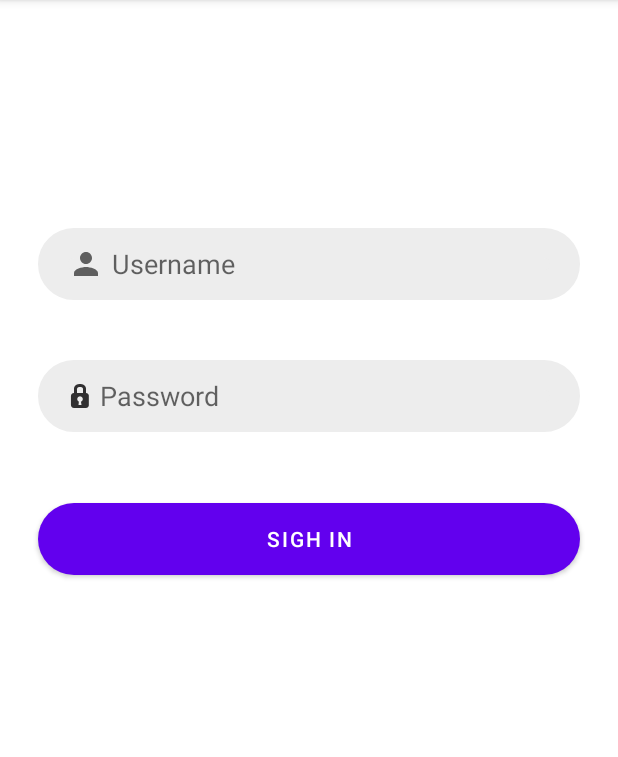
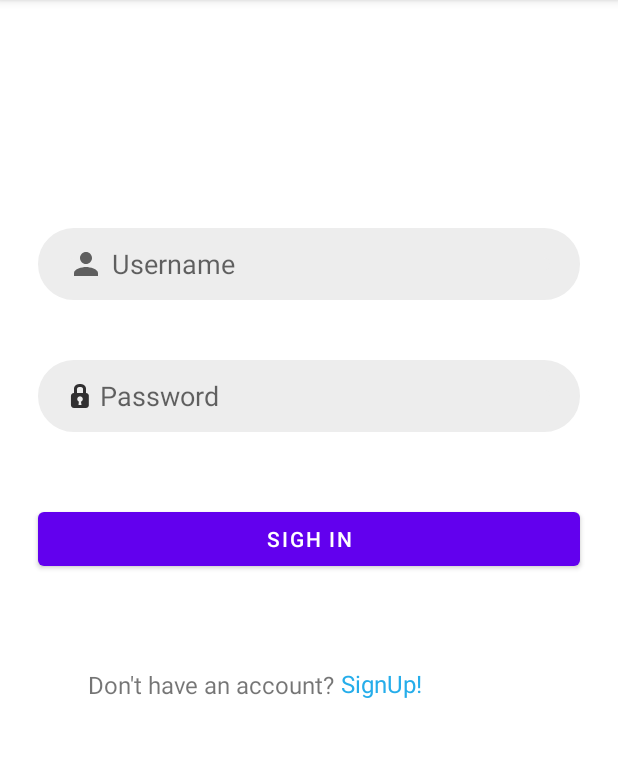
Before and after one commit to car-care-center-CCC/car-care-center-CCC, an Android app: the SignIn screen opened directly, with no data from a screen before it, on a phone screen of 412 x 824 dp, the part 84-841 px from its top. Run offline under Robolectric (Android 15) with nearby library versions, the phone set to English and light mode, and no system bars; libraries missing offline, so code that uses them is left out: com.amplifyframework.core; 1 statement that could not run was skipped.

Commit message:
adding a new class and make some changes to the signs pages

```diff
--- a/app/src/main/AndroidManifest.xml
+++ b/app/src/main/AndroidManifest.xml
@@ -5,7 +5,7 @@
     <application
         android:allowBackup="true"
         android:icon="@mipmap/ic_launcher"
-        android:label="@string/app_name"
+        android:label="Triple-C"
         android:roundIcon="@mipmap/ic_launcher_round"
         android:supportsRtl="true"
         android:theme="@style/Theme.TripleC">
--- a/app/src/main/java/com/example/triple_c/SignIn.java
+++ b/app/src/main/java/com/example/triple_c/SignIn.java
@@ -4,9 +4,14 @@ import androidx.appcompat.app.AppCompatActivity;
 
 import android.content.Intent;
 import android.os.Bundle;
+import android.os.Handler;
+import android.os.Looper;
 import android.util.Log;
+import android.view.View;
 import android.widget.Button;
 import android.widget.EditText;
+import android.widget.TextView;
+import android.widget.Toast;
 
 import com.amplifyframework.core.Amplify;
 
@@ -20,16 +25,57 @@ public class SignIn extends AppCompatActivity {
         EditText username = findViewById(R.id.usernameSignin);
         EditText password = findViewById(R.id.passwordSignin);
         Button signin = findViewById(R.id.signinButton);
+        TextView goToSignUp =findViewById(R.id.signUpInSignIn);
 
         signin.setOnClickListener(v-> Amplify.Auth.signIn(
                 username.getText().toString(),
                 password.getText().toString(),
                 result -> {
                     Log.i("AuthQuickstart", result.isSignInComplete() ? "Sign in succeeded" : "Sign in not complete");
-                    startActivity(new Intent(SignIn.this, MainActivity.class));
+                    if(result.isSignInComplete()){
+                        handler1();
+                        startActivity(new Intent(SignIn.this, MainActivity.class));
+                    }else {
+                        System.out.println("=================================" +result.isSignInComplete() );
+                    }
                 },
-                error -> Log.e("AuthQuickstart", error.toString())
+
+                error ->{
+                    Log.e("AuthQuickstart", error.toString());
+                    System.out.println("========================" + error.toString());
+                    handler2();
+                }
         ));
 
+        goToSignUp.setOnClickListener(new View.OnClickListener() {
+            @Override
+            public void onClick(View view) {
+                Intent intent= new Intent(SignIn.this , SignUp.class);
+                startActivity(intent);
+            }
+        });
+
     }
+
+
+    public void  handler1(){
+        new Handler(Looper.getMainLooper()).post(new Runnable() {
+            @Override
+            public void run() {
+                Toast.makeText(getApplicationContext() , "Success!" , Toast.LENGTH_LONG).show();
+            }
+        });
+    }
+
+
+    public void  handler2(){
+        new Handler(Looper.getMainLooper()).post(new Runnable() {
+            @Override
+            public void run() {
+                Toast.makeText(getApplicationContext() , "Incorrect username or password!" , Toast.LENGTH_LONG).show();
+            }
+        });
+    }
+
+
 }
--- a/app/src/main/res/layout/activity_sign_in.xml
+++ b/app/src/main/res/layout/activity_sign_in.xml
@@ -35,7 +35,6 @@
         android:id="@+id/signinButton"
         android:layout_width="0dp"
         android:layout_height="wrap_content"
-        android:background="@drawable/botton_pg"
         android:text="Sigh In"
         app:layout_constraintBottom_toBottomOf="parent"
         app:layout_constraintEnd_toEndOf="@+id/passwordSignin"
@@ -68,4 +67,32 @@
         app:layout_constraintTop_toBottomOf="@+id/usernameSignin"
         app:layout_constraintVertical_bias="0.0" />
 
+    <TextView
+        android:id="@+id/textView4"
+        android:layout_width="wrap_content"
+        android:layout_height="wrap_content"
+        android:text="Don't have an account? "
+        android:textSize="16sp"
+        app:layout_constraintBottom_toBottomOf="parent"
+        app:layout_constraintEnd_toEndOf="parent"
+        app:layout_constraintHorizontal_bias="0.241"
+        app:layout_constraintStart_toStartOf="parent"
+        app:layout_constraintTop_toBottomOf="@+id/signinButton"
+        app:layout_constraintVertical_bias="0.171" />
+
+    <TextView
+        android:id="@+id/signUpInSignIn"
+        android:layout_width="wrap_content"
+        android:layout_height="wrap_content"
+        android:shadowColor="#1C89BA"
+        android:text="SignUp!"
+        android:textColor="#25ADEA"
+        android:textSize="16sp"
+        app:layout_constraintBottom_toBottomOf="parent"
+        app:layout_constraintEnd_toEndOf="parent"
+        app:layout_constraintHorizontal_bias="0.0"
+        app:layout_constraintStart_toEndOf="@+id/textView4"
+        app:layout_constraintTop_toBottomOf="@+id/signinButton"
+        app:layout_constraintVertical_bias="0.169" />
+
 </androidx.constraintlayout.widget.ConstraintLayout>
```
Also changed, not shown: app/src/main/res/drawable/ic_baseline_local_phone_24.xml (added, +10 -0 lines), app/src/main/res/layout/activity_sign_up.xml (+4 -4 lines), app/src/main/java/com/amplifyframework/datastore/generated/model/AmplifyModelProvider.java, app/src/main/java/com/amplifyframework/datastore/generated/model/Car.java (added), app/src/main/java/com/amplifyframework/datastore/generated/model/Request.java, app/src/main/java/com/amplifyframework/datastore/generated/model/User.java, 1 other file.
